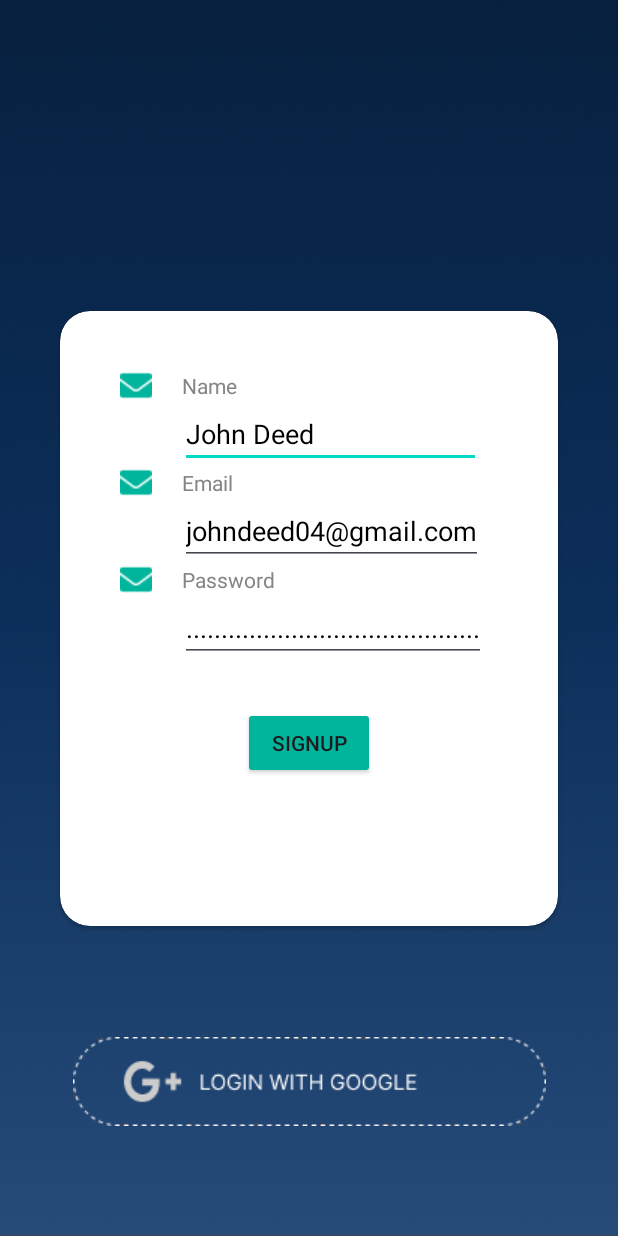
After one commit to navneet-raj-karn/Grievify, an Android app: the SignUpActivity screen opened directly, with no data from a screen before it, on a phone screen of 412 x 824 dp. The commit adds this screen. Run offline under Robolectric (Android 15) with nearby library versions, the phone set to English and light mode, and no system bars; our stand-ins replace Firebase (no records; nobody signed in at launch, a user with empty details on screens opened directly).

Commit message:
Add: SignUp Activity

```diff
--- a/app/build.gradle
+++ b/app/build.gradle
@@ -1,6 +1,7 @@
 plugins {
     id 'com.android.application'
     id 'org.jetbrains.kotlin.android'
+    id 'com.google.gms.google-services'
 }
 
 android {
@@ -23,6 +24,10 @@ android {
             proguardFiles getDefaultProguardFile('proguard-android-optimize.txt'), 'proguard-rules.pro'
         }
     }
+
+    buildFeatures {
+        viewBinding = true
+    }
     compileOptions {
         sourceCompatibility JavaVersion.VERSION_1_8
         targetCompatibility JavaVersion.VERSION_1_8
@@ -38,6 +43,7 @@ dependencies {
     implementation 'androidx.appcompat:appcompat:1.6.1'
     implementation 'com.google.android.material:material:1.8.0'
     implementation 'androidx.constraintlayout:constraintlayout:2.1.4'
+    implementation 'com.google.firebase:firebase-auth-ktx:21.0.3'
     testImplementation 'junit:junit:4.13.2'
     androidTestImplementation 'androidx.test.ext:junit:1.1.5'
     androidTestImplementation 'androidx.test.espresso:espresso-core:3.5.1'
--- /dev/null
+++ b/app/src/main/java/com/example/grievify/SignUpActivity.kt
@@ -0,0 +1,41 @@
+package com.example.grievify
+
+import androidx.appcompat.app.AppCompatActivity
+import android.os.Bundle
+import android.widget.Toast
+import com.example.grievify.databinding.ActivitySignUpBinding
+import com.google.firebase.auth.FirebaseAuth
+
+class SignUpActivity : AppCompatActivity() {
+    lateinit var signUpBinding: ActivitySignUpBinding
+    val auth: FirebaseAuth = FirebaseAuth.getInstance()
+
+    override fun onCreate(savedInstanceState: Bundle?) {
+        signUpBinding = ActivitySignUpBinding.inflate(layoutInflater)
+        var view = signUpBinding.root
+        super.onCreate(savedInstanceState)
+        setContentView(view)
+        signUpBinding.signUpButton.setOnClickListener {
+            val userEmail = signUpBinding.email.text.toString()
+            val userPassword = signUpBinding.password.text.toString()
+            signUp(userEmail,userPassword)
+        }
+    }
+
+    fun signUp(userEmail: String, userPassword: String) {
+        auth.createUserWithEmailAndPassword(userEmail, userPassword).addOnCompleteListener { task ->
+            if (task.isSuccessful) {
+                Toast.makeText(
+                    applicationContext,
+                    "Your account has been created",
+                    Toast.LENGTH_SHORT
+                ).show()
+            } else {
+                Toast.makeText(
+                    applicationContext,
+                    task.exception?.toString(),
+                    Toast.LENGTH_LONG)
+            }
+        }
+    }
+}
--- /dev/null
+++ b/app/src/main/res/drawable/dotted_border.xml
@@ -0,0 +1,11 @@
+<?xml version="1.0" encoding="utf-8"?>
+<shape xmlns:android="http://schemas.android.com/apk/res/android"
+    android:shape="rectangle">
+    <stroke
+        android:width="2dp"
+        android:color="#35475F"
+        android:dashWidth="4dp"
+        android:dashGap="40dp"/>
+    <solid android:color="@android:color/transparent"/>
+    <corners android:radius="20dp"/>
+</shape>
--- /dev/null
+++ b/app/src/main/res/layout/activity_sign_up.xml
@@ -0,0 +1,164 @@
+<?xml version="1.0" encoding="utf-8"?>
+<androidx.constraintlayout.widget.ConstraintLayout xmlns:android="http://schemas.android.com/apk/res/android"
+    xmlns:app="http://schemas.android.com/apk/res-auto"
+    xmlns:tools="http://schemas.android.com/tools"
+    android:layout_width="match_parent"
+    android:layout_height="match_parent"
+    tools:context=".SignUpActivity"
+    android:background="@drawable/background">
+
+    <androidx.cardview.widget.CardView
+        android:id="@+id/cardView"
+        android:layout_width="match_parent"
+        android:layout_height="410sp"
+        android:layout_alignParentBottom="true"
+        android:layout_margin="40sp"
+        android:background="@color/white"
+        android:foregroundGravity="center"
+        app:cardCornerRadius="20dp"
+        app:layout_constraintBottom_toBottomOf="parent"
+        app:layout_constraintEnd_toEndOf="parent"
+        app:layout_constraintStart_toStartOf="parent"
+        app:layout_constraintTop_toTopOf="parent"
+        android:elevation="800dp">
+
+        <LinearLayout
+            android:layout_width="match_parent"
+            android:layout_height="wrap_content"
+            android:layout_margin="40sp"
+
+            android:orientation="vertical">
+
+            <LinearLayout
+                android:layout_width="wrap_content"
+                android:layout_height="wrap_content"
+                android:orientation="horizontal">
+
+                <ImageView
+                    android:layout_width="wrap_content"
+                    android:layout_height="match_parent"
+                    android:src="@drawable/email_icon" />
+
+                <TextView
+                    android:layout_width="wrap_content"
+                    android:layout_height="wrap_content"
+                    android:layout_marginStart="20sp"
+                    android:text="Name"
+                    android:textColor="#878484"
+                    android:textSize="14dp" />
+            </LinearLayout>
+            <com.google.android.material.textfield.TextInputEditText
+                android:layout_width="wrap_content"
+                android:layout_height="wrap_content"
+                android:layout_marginStart="40sp"
+                android:inputType="text"
+                android:text="John Deed                       "
+                android:textColor="@color/black"
+                app:boxBackgroundMode="filled"
+                app:boxStrokeWidth="2dp"
+
+                />
+
+            <LinearLayout
+                android:layout_width="wrap_content"
+                android:layout_height="wrap_content"
+                android:orientation="horizontal">
+
+                <ImageView
+                    android:layout_width="wrap_content"
+                    android:layout_height="match_parent"
+                    android:src="@drawable/email_icon" />
+
+                <TextView
+                    android:layout_width="wrap_content"
+                    android:layout_height="wrap_content"
+                    android:layout_marginStart="20sp"
+                    android:text="Email"
+                    android:textColor="#878484"
+                    android:textSize="14dp" />
+            </LinearLayout>
+
+            <com.google.android.material.textfield.TextInputEditText
+                android:id="@+id/email"
+                android:layout_width="wrap_content"
+                android:layout_height="wrap_content"
+                android:layout_marginStart="40sp"
+                android:inputType="text"
+                android:text="johndeed04@gmail.com"
+                android:textColor="@color/black"
+                app:boxBackgroundMode="filled"
+                app:boxStrokeWidth="2dp"
+
+                />
+
+            <LinearLayout
+                android:layout_width="match_parent"
+                android:layout_height="wrap_content"
+
+
+                android:orientation="vertical">
+
+                <LinearLayout
+                    android:layout_width="wrap_content"
+                    android:layout_height="wrap_content"
+                    android:orientation="horizontal">
+
+                    <ImageView
+                        android:layout_width="wrap_content"
+                        android:layout_height="match_parent"
+                        android:src="@drawable/email_icon" />
+
+                    <TextView
+                        android:layout_width="wrap_content"
+                        android:layout_height="wrap_content"
+                        android:layout_marginStart="20sp"
+                        android:text="Password"
+                        android:textColor="#878484"
+                        android:textSize="14dp" />
+                </LinearLayout>
+
+            </LinearLayout>
+            <com.google.android.material.textfield.TextInputEditText
+                android:id="@+id/password"
+                android:layout_width="wrap_content"
+                android:layout_height="wrap_content"
+                android:layout_marginStart="40sp"
+                android:inputType="text"
+                android:text=".........................................."
+                android:textColor="@color/black"
+                app:boxBackgroundMode="filled"
+                app:boxStrokeWidth="2dp"
+
+                />
+
+            <Button
+                style="@style/ThemeOverlay.Material3.Button.TonalButton"
+                android:id="@+id/signUpButton"
+                android:backgroundTint="#00B59C"
+                android:layout_width="wrap_content"
+                android:layout_height="wrap_content"
+                android:layout_gravity="center"
+                android:layout_marginTop="30sp"
+                android:text="SIGNUP"
+
+                />
+        </LinearLayout>
+
+
+
+    </androidx.cardview.widget.CardView>
+
+    <ImageButton
+        android:layout_width="wrap_content"
+        android:layout_height="wrap_content"
+        style="@style/ThemeOverlay.Material3.Button.TonalButton"
+        app:layout_constraintBottom_toBottomOf="parent"
+        app:layout_constraintEnd_toEndOf="parent"
+        app:layout_constraintStart_toStartOf="parent"
+        app:layout_constraintTop_toBottomOf="@+id/cardView"
+        android:src="@drawable/login"
+        android:background="@drawable/dotted_border"
+
+        />
+
+</androidx.constraintlayout.widget.ConstraintLayout>
--- a/app/src/main/res/values-night/themes.xml
+++ b/app/src/main/res/values-night/themes.xml
@@ -1,6 +1,6 @@
 <resources xmlns:tools="http://schemas.android.com/tools">
     <!-- Base application theme. -->
-    <style name="Theme.Grievify" parent="Theme.MaterialComponents.DayNight.DarkActionBar">
+    <style name="Theme.Grievify" parent="Theme.Material3.DayNight.NoActionBar">
         <!-- Primary brand color. -->
         <item name="colorPrimary">@color/purple_200</item>
         <item name="colorPrimaryVariant">@color/purple_700</item>
--- a/app/src/main/res/values/themes.xml
+++ b/app/src/main/res/values/themes.xml
@@ -1,6 +1,6 @@
 <resources xmlns:tools="http://schemas.android.com/tools">
     <!-- Base application theme. -->
-    <style name="Theme.Grievify" parent="Theme.MaterialComponents.DayNight.DarkActionBar">
+    <style name="Theme.Grievify" parent="Theme.Material3.DayNight.NoActionBar">
         <!-- Primary brand color. -->
         <item name="colorPrimary">@color/purple_500</item>
         <item name="colorPrimaryVariant">@color/purple_700</item>
--- a/build.gradle
+++ b/build.gradle
@@ -1,4 +1,8 @@
-// Top-level build file where you can add configuration options common to all sub-projects/modules.
+buildscript {
+    dependencies {
+        classpath 'com.google.gms:google-services:4.3.10'
+    }
+}// Top-level build file where you can add configuration options common to all sub-projects/modules.
 plugins {
     id 'com.android.application' version '7.4.1' apply false
     id 'com.android.library' version '7.4.1' apply false
```
Also changed, not shown: app/src/main/AndroidManifest.xml (+8 -1 lines), app/src/main/java/com/example/grievify/LoginActivity.kt (added, +23 -0 lines), app/src/main/res/layout/activity_login.xml (added, +144 -0 lines), app/src/main/res/drawable/background.png (added), app/src/main/res/drawable/email_icon.png (added), app/src/main/res/drawable/google.png (added), app/src/main/res/drawable/login.png (added).
